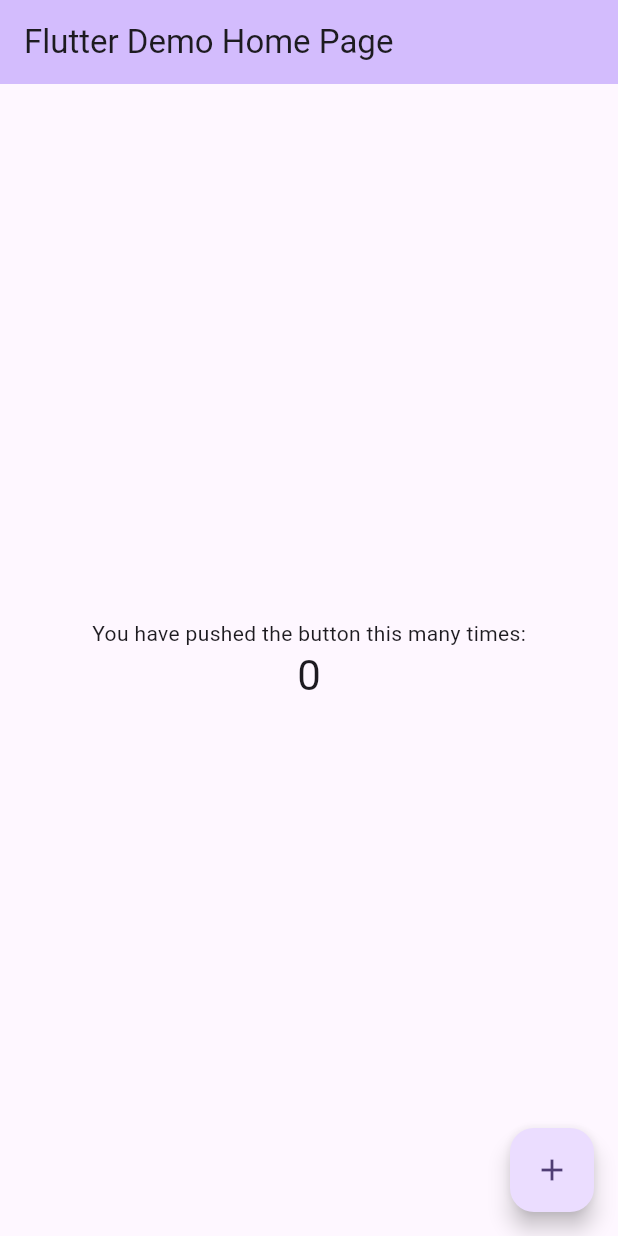
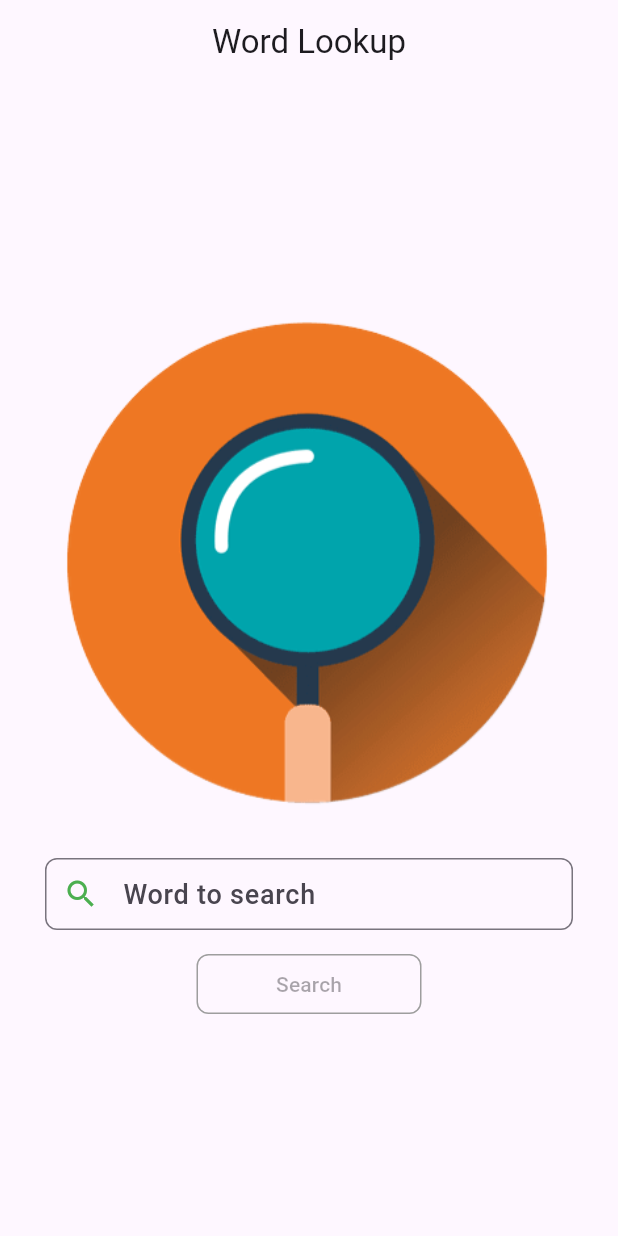
Before and after one commit to fadikhan51/Word-Lookup-Flutter-ML-Kit, a Flutter app: the screen it shows after launch, on a phone screen of 412 x 824 dp. Run offline on Flutter 3.47's test engine with Material 3 defaults, Android fonts, the phone set to English and light mode, and no system bars; our stand-ins replace camera; missing offline and left inert: google_mlkit_text_recognition.

Commit message:
Implemented Text Search Using ML Kit

```diff
--- a/live_word_lookup/lib/main.dart
+++ b/live_word_lookup/lib/main.dart
@@ -1,125 +1,118 @@
+import 'package:camera/camera.dart';
 import 'package:flutter/material.dart';
+import 'text_detector.dart';
 
-void main() {
+List<CameraDescription> cameras = [];
+
+Future<void> main() async {
+  WidgetsFlutterBinding.ensureInitialized();
+  cameras = await availableCameras();
   runApp(const MyApp());
 }
 
 class MyApp extends StatelessWidget {
   const MyApp({super.key});
 
-  // This widget is the root of your application.
   @override
   Widget build(BuildContext context) {
-    return MaterialApp(
-      title: 'Flutter Demo',
-      theme: ThemeData(
-        // This is the theme of your application.
-        //
-        // TRY THIS: Try running your application with "flutter run". You'll see
-        // the application has a purple toolbar. Then, without quitting the app,
-        // try changing the seedColor in the colorScheme below to Colors.green
-        // and then invoke "hot reload" (save your changes or press the "hot
-        // reload" button in a Flutter-supported IDE, or press "r" if you used
-        // the command line to start the app).
-        //
-        // Notice that the counter didn't reset back to zero; the application
-        // state is not lost during the reload. To reset the state, use hot
-        // restart instead.
-        //
-        // This works for code too, not just values: Most code changes can be
-        // tested with just a hot reload.
-        colorScheme: ColorScheme.fromSeed(seedColor: Colors.deepPurple),
-        useMaterial3: true,
-      ),
-      home: const MyHomePage(title: 'Flutter Demo Home Page'),
+    return const MaterialApp(
+      debugShowCheckedModeBanner: false,
+      home: Home(),
     );
   }
 }
 
-class MyHomePage extends StatefulWidget {
-  const MyHomePage({super.key, required this.title});
-
-  // This widget is the home page of your application. It is stateful, meaning
-  // that it has a State object (defined below) that contains fields that affect
-  // how it looks.
-
-  // This class is the configuration for the state. It holds the values (in this
-  // case the title) provided by the parent (in this case the App widget) and
-  // used by the build method of the State. Fields in a Widget subclass are
-  // always marked "final".
-
-  final String title;
+class Home extends StatefulWidget {
+  const Home({super.key});
 
   @override
-  State<MyHomePage> createState() => _MyHomePageState();
+  State<Home> createState() => _HomeState();
 }
 
-class _MyHomePageState extends State<MyHomePage> {
-  int _counter = 0;
-
-  void _incrementCounter() {
-    setState(() {
-      // This call to setState tells the Flutter framework that something has
-      // changed in this State, which causes it to rerun the build method below
-      // so that the display can reflect the updated values. If we changed
-      // _counter without calling setState(), then the build method would not be
-      // called again, and so nothing would appear to happen.
-      _counter++;
-    });
-  }
+class _HomeState extends State<Home> {
+  String text = "";
 
   @override
   Widget build(BuildContext context) {
-    // This method is rerun every time setState is called, for instance as done
-    // by the _incrementCounter method above.
-    //
-    // The Flutter framework has been optimized to make rerunning build methods
-    // fast, so that you can just rebuild anything that needs updating rather
-    // than having to individually change instances of widgets.
     return Scaffold(
       appBar: AppBar(
-        // TRY THIS: Try changing the color here to a specific color (to
-        // Colors.amber, perhaps?) and trigger a hot reload to see the AppBar
-        // change color while the other colors stay the same.
-        backgroundColor: Theme.of(context).colorScheme.inversePrimary,
-        // Here we take the value from the MyHomePage object that was created by
-        // the App.build method, and use it to set our appbar title.
-        title: Text(widget.title),
+        title: const Text('Word Lookup'),
+        centerTitle: true,
+        elevation: 0,
       ),
-      body: Center(
-        // Center is a layout widget. It takes a single child and positions it
-        // in the middle of the parent.
-        child: Column(
-          // Column is also a layout widget. It takes a list of children and
-          // arranges them vertically. By default, it sizes itself to fit its
-          // children horizontally, and tries to be as tall as its parent.
-          //
-          // Column has various properties to control how it sizes itself and
-          // how it positions its children. Here we use mainAxisAlignment to
-          // center the children vertically; the main axis here is the vertical
-          // axis because Columns are vertical (the cross axis would be
-          // horizontal).
-          //
-          // TRY THIS: Invoke "debug painting" (choose the "Toggle Debug Paint"
-          // action in the IDE, or press "p" in the console), to see the
-          // wireframe for each widget.
-          mainAxisAlignment: MainAxisAlignment.center,
-          children: <Widget>[
-            const Text(
-              'You have pushed the button this many times:',
+      body: SafeArea(
+        child: Center(
+          child: SingleChildScrollView(
+            child: Padding(
+              padding: const EdgeInsets.symmetric(vertical: 15, horizontal: 30),
+              child: Column(
+                children: [
+                  Image.asset("images/logo.png"),
+                  const SizedBox(
+                    height: 20,
+                  ),
+                  TextField(
+                    style: const TextStyle(
+                        fontSize: 18, fontWeight: FontWeight.w500),
+                    decoration: const InputDecoration(
+                      border: OutlineInputBorder(
+                        borderRadius: BorderRadius.all(Radius.circular(8.0)),
+                        borderSide: BorderSide(width: 1.0),
+                      ),
+                      focusedBorder: OutlineInputBorder(
+                        borderRadius: BorderRadius.all(Radius.circular(8.0)),
+                        borderSide: BorderSide(color: Colors.green, width: 1.0),
+                      ),
+                      contentPadding: EdgeInsets.all(10.0),
+                      hintText: 'Word to search',
+                      prefixIcon: Icon(Icons.search, color: Colors.green),
+                    ),
+                    onChanged: (val) {
+                      setState(() {
+                        text = val.trim();
+                      });
+                    },
+                  ),
+                  const SizedBox(
+                    height: 12,
+                  ),
+                  OutlinedButton(
+                    style: ButtonStyle(
+                      minimumSize: MaterialStateProperty.all(const Size(150, 40)),
+                      padding: MaterialStateProperty.all(const EdgeInsets.symmetric(horizontal: 22)),
+                      shape: MaterialStateProperty.all(RoundedRectangleBorder(
+                        borderRadius: BorderRadius.circular(8),
+                      )),
+                      overlayColor: MaterialStateProperty.resolveWith<Color>((states) {
+                        if (states.contains(MaterialState.pressed)) {
+                          return Colors.black.withOpacity(0.1); // Gray color when pressed
+                        }
+                        return Colors.transparent;
+                      }),
+                      side: MaterialStateProperty.resolveWith<BorderSide>((states) {
+                        if (states.contains(MaterialState.pressed)) {
+                          return const BorderSide(color: Colors.black, width: 1.5); // Black color when pressed
+                        }
+                        return const BorderSide(color: Colors.grey, width: 1); // Gray color when not pressed
+                      }),
+                    ),
+                    onPressed: text.isEmpty
+                        ? null
+                        : () {
+                      Navigator.push(
+                          context,
+                          MaterialPageRoute(
+                              builder: (context) =>
+                                  TextRecognizerView(text: text)));
+                    },
+                    child: const Text('Search'),
+                  ),
+                ],
+              ),
             ),
-            Text(
-              '$_counter',
-              style: Theme.of(context).textTheme.headlineMedium,
-            ),
-          ],
+          ),
         ),
       ),
-      floatingActionButton: FloatingActionButton(
-        onPressed: _incrementCounter,
-        tooltip: 'Increment',
-        child: const Icon(Icons.add),
-      ), // This trailing comma makes auto-formatting nicer for build methods.
     );
   }
 }
```
Also changed, not shown: live_word_lookup/lib/camera_view.dart (added, +188 -0 lines), live_word_lookup/lib/text_detector.dart (added, +66 -0 lines), live_word_lookup/lib/text_detector_paint.dart (added, +103 -0 lines), live_word_lookup/pubspec.yaml (+6 -4 lines), live_word_lookup/images/logo.png (added), 1 other file.
